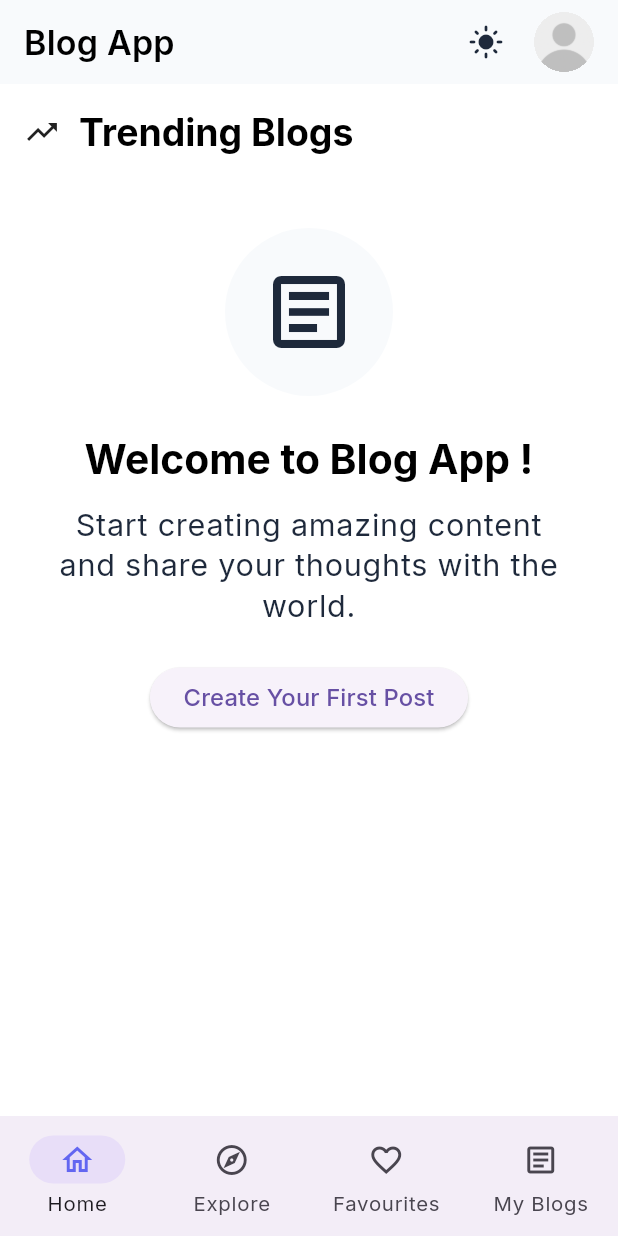
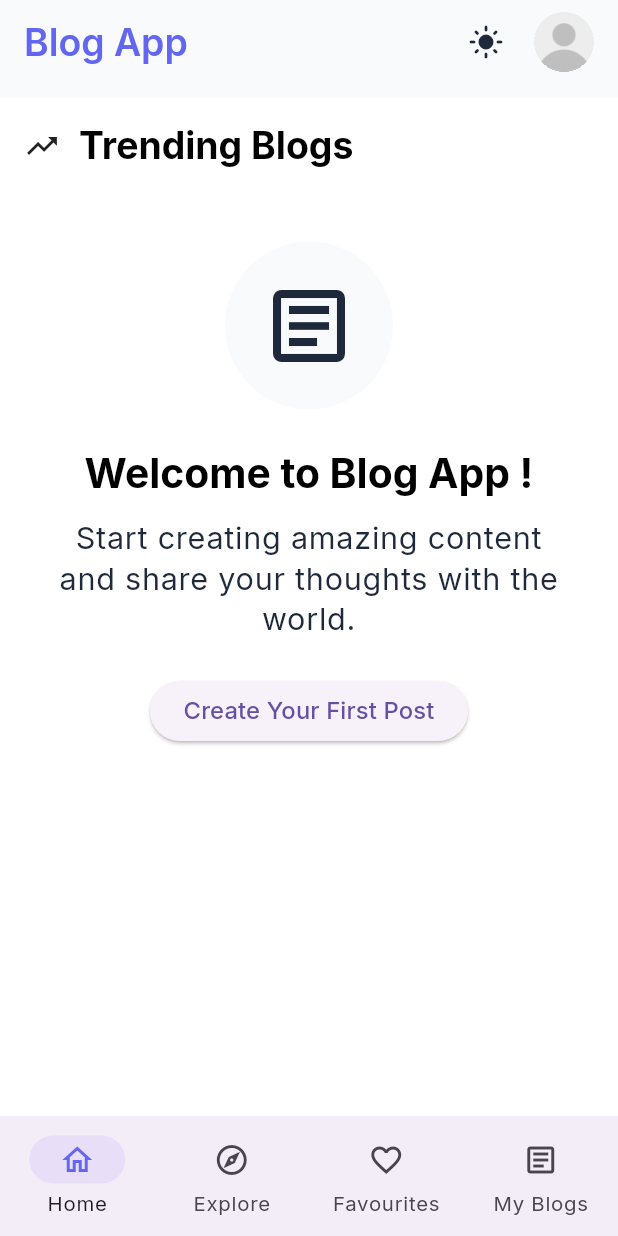
Before and after one commit to sudip22-p/blog_app_flutter, a Flutter app: the screen it shows once a user with an empty profile is signed in, on a phone screen of 412 x 824 dp. Run offline on Flutter 3.47's test engine with Material 3 defaults, Android fonts, the phone set to English and light mode, and no system bars; drawn by our look-alikes of cached_network_image; our stand-ins replace cloud_firestore, equatable, firebase_auth, firebase_core, firebase_database, flutter_bloc and 6 more; missing offline and left inert: cloudinary_public; accounts and stored records are empty; generated files the repository leaves out were written again; network calls fail; statements that could not run were skipped.

Commit message:
fix: dashboard refactored

```diff
--- a/lib/modules/auth/presentation/views/login_screen.dart
+++ b/lib/modules/auth/presentation/views/login_screen.dart
@@ -1,6 +1,6 @@
 import 'package:blog_app/common/common.dart';
 import 'package:blog_app/core/core.dart';
-import 'package:blog_app/modules/auth/auth.dart';
+import 'package:blog_app/modules/auth/auths.dart';
 import 'package:flutter_bloc/flutter_bloc.dart';
 import 'package:flutter/material.dart';
 import 'package:go_router/go_router.dart';
--- a/lib/modules/auth/presentation/views/signup_screen.dart
+++ b/lib/modules/auth/presentation/views/signup_screen.dart
@@ -1,7 +1,7 @@
 import 'package:blog_app/common/common.dart';
 import 'package:flutter/material.dart';
 import 'package:flutter_bloc/flutter_bloc.dart';
-import 'package:blog_app/modules/auth/auth.dart';
+import 'package:blog_app/modules/auth/auths.dart';
 import 'package:blog_app/core/core.dart';
 import 'package:go_router/go_router.dart';
 
--- a/lib/modules/auth/presentation/views/user_profile_screen.dart
+++ b/lib/modules/auth/presentation/views/user_profile_screen.dart
@@ -1,6 +1,6 @@
 import 'package:blog_app/common/common.dart';
 import 'package:blog_app/core/core.dart';
-import 'package:blog_app/modules/auth/auth.dart';
+import 'package:blog_app/modules/auth/auths.dart';
 import 'package:flutter/material.dart';
 import 'package:flutter_bloc/flutter_bloc.dart';
 import 'package:go_router/go_router.dart';
--- a/lib/modules/auth/presentation/widgets/danger_zone_section.dart
+++ b/lib/modules/auth/presentation/widgets/danger_zone_section.dart
@@ -1,6 +1,6 @@
 import 'package:blog_app/common/common.dart';
 import 'package:blog_app/core/core.dart';
-import 'package:blog_app/modules/auth/auth.dart';
+import 'package:blog_app/modules/auth/auths.dart';
 import 'package:flutter/material.dart';
 import 'package:flutter_bloc/flutter_bloc.dart';
 
--- a/lib/modules/auth/presentation/widgets/email_auth_button.dart
+++ b/lib/modules/auth/presentation/widgets/email_auth_button.dart
@@ -1,6 +1,6 @@
 import 'package:blog_app/common/common.dart';
 import 'package:blog_app/core/core.dart';
-import 'package:blog_app/modules/auth/auth.dart';
+import 'package:blog_app/modules/auth/auths.dart';
 import 'package:flutter/material.dart';
 import 'package:flutter_bloc/flutter_bloc.dart';
 
--- a/lib/modules/auth/presentation/widgets/forgot_password.dart
+++ b/lib/modules/auth/presentation/widgets/forgot_password.dart
@@ -1,6 +1,6 @@
 import 'package:blog_app/common/common.dart';
 import 'package:blog_app/core/core.dart';
-import 'package:blog_app/modules/auth/auth.dart';
+import 'package:blog_app/modules/auth/auths.dart';
 import 'package:flutter/material.dart';
 import 'package:flutter_bloc/flutter_bloc.dart';
 
--- a/lib/modules/auth/presentation/widgets/google_authentication.dart
+++ b/lib/modules/auth/presentation/widgets/google_authentication.dart
@@ -1,6 +1,6 @@
 import 'package:blog_app/common/common.dart';
 import 'package:blog_app/core/core.dart';
-import 'package:blog_app/modules/auth/auth.dart';
+import 'package:blog_app/modules/auth/auths.dart';
 import 'package:flutter/material.dart';
 import 'package:flutter_bloc/flutter_bloc.dart';
 
--- a/lib/modules/auth/presentation/widgets/profile_form_section.dart
+++ b/lib/modules/auth/presentation/widgets/profile_form_section.dart
@@ -1,6 +1,6 @@
 import 'package:blog_app/common/common.dart';
 import 'package:blog_app/core/core.dart';
-import 'package:blog_app/modules/auth/auth.dart';
+import 'package:blog_app/modules/auth/auths.dart';
 import 'package:flutter/material.dart';
 import 'package:flutter_bloc/flutter_bloc.dart';
 
--- a/lib/modules/auth/presentation/widgets/profile_header.dart
+++ b/lib/modules/auth/presentation/widgets/profile_header.dart
@@ -1,6 +1,6 @@
 import 'package:blog_app/core/core.dart';
 import 'package:blog_app/common/common.dart';
-import 'package:blog_app/modules/auth/auth.dart';
+import 'package:blog_app/modules/auth/auths.dart';
 import 'package:flutter/material.dart';
 import 'package:flutter_bloc/flutter_bloc.dart';
 
--- a/lib/modules/blogs/blog.dart
+++ /dev/null
@@ -1 +0,0 @@
-export 'presentation/widgets/widget.dart';
--- /dev/null
+++ b/lib/modules/blogs/blogs.dart
@@ -0,0 +1,5 @@
+export 'presentation/widgets/widget.dart';
+
+export 'package:blog_app/modules/blogs/features/explore_all_blogs/presentation/views/explore_blogs_screen.dart';
+export 'package:blog_app/modules/blogs/features/favourite_blogs/presentation/views/favourites_screen.dart';
+export 'package:blog_app/modules/blogs/features/my_blogs_overview/presentation/views/my_blogs_screen.dart';
--- a/lib/modules/blogs/presentation/widgets/widget.dart
+++ b/lib/modules/blogs/presentation/widgets/widget.dart
@@ -1,5 +1,4 @@
 export '../../features/explore_all_blogs/presentation/widgets/app_search_bar.dart';
-export 'blog_app_wrapper.dart';
 export '../../features/blog_card/presentation/view/blog_card.dart';
 export '../../features/trending_blogs/presentation/views/blogs_home.dart';
 export 'empty_state.dart';
--- a/lib/modules/dashboard/presentation/widgets/home_screen.dart
+++ b/lib/modules/dashboard/presentation/widgets/home_screen.dart
@@ -4,8 +4,8 @@ import 'package:blog_app/core/core.dart';
 import 'package:go_router/go_router.dart';
 import 'package:blog_app/modules/theme/theme.dart';
 import 'package:flutter_bloc/flutter_bloc.dart';
-import 'package:blog_app/modules/auth/auth.dart';
-import 'package:blog_app/modules/blogs/blog.dart';
+import 'package:blog_app/modules/auth/auths.dart';
+import 'package:blog_app/modules/blogs/blogs.dart';
 
 class HomeScreen extends StatefulWidget {
   const HomeScreen({super.key});
@@ -37,20 +37,30 @@ class _HomeScreenState extends State<HomeScreen> {
         builder: (context, state) {
           return Scaffold(
             backgroundColor: context.customTheme.background,
-            appBar: AppBar(
+            appBar: CustomAppBarWidget(
+              title: Text(
+                "Blog App",
+                style: context.textTheme.titleLarge?.copyWith(
+                  color: context.customTheme.primary,
+                ),
+              ),
+              // centerTitle: true,
               backgroundColor: context.customTheme.surface,
-              title: Text('Blog App', style: context.textTheme.titleMedium),
+              // showBackButton: true,
               actions: [
                 const ThemeSwitcher(),
-                // Profile Avatar Button
+
                 GestureDetector(
                   onTap: () {
                     context.pushNamed(Routes.userProfile.name);
                   },
                   child: Container(
-                    margin: const EdgeInsets.only(right: 16, left: 8),
+                    margin: const EdgeInsets.only(
+                      right: AppSpacing.lg,
+                      left: AppSpacing.sm,
+                    ),
                     child: CustomImageAvatar(
-                      size: 40,
+                      size: AppSpacing.xxlg,
                       imageUrl: userProfile?.photoURL ?? '',
                       fit: BoxFit.cover,
                       placeHolderImage: AssetRoutes.defaultAvatarImagePath,
@@ -58,9 +68,8 @@ class _HomeScreenState extends State<HomeScreen> {
                   ),
                 ),
               ],
-              automaticallyImplyLeading: false,
-              centerTitle: false,
             ),
+
             body: const BlogsHome(),
           );
         },
```
Also changed, not shown: lib/core/utils/helpers/dialog/confirmation_dialog.dart (+4 -3 lines), lib/modules/blogs/presentation/widgets/blog_app_wrapper.dart (deleted, +0 -29 lines), lib/modules/dashboard/presentation/views/dashboard.dart (+5 -3 lines), lib/modules/auth/auths.dart (renamed from lib/modules/auth/auth.dart).
